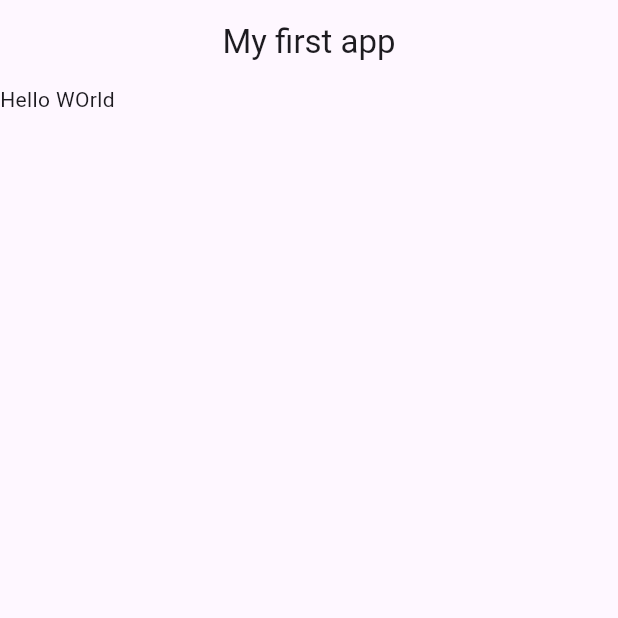
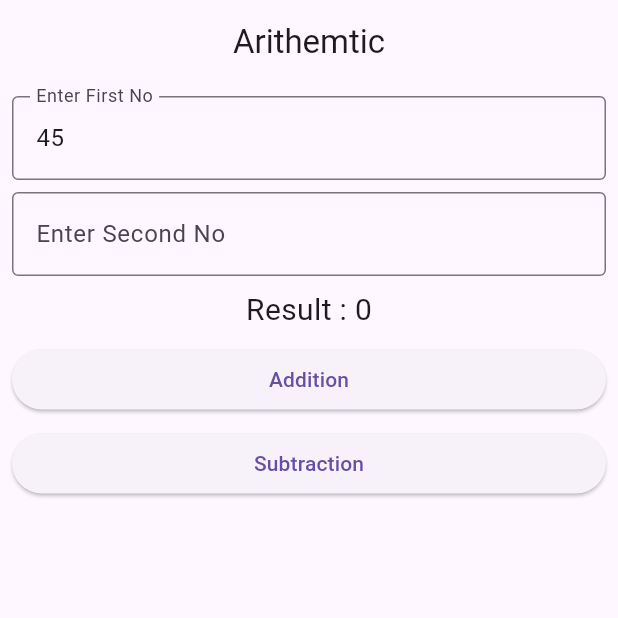
Before and after one commit to sachi-tmg/blogger_app, a Flutter app: the screen it shows after launch, on a phone screen of 412 x 824 dp, the top half of it. Run offline on Flutter 3.47's test engine with Material 3 defaults, Android fonts, the phone set to English and light mode, and no system bars.

Commit message:
text_form_field

```diff
--- a/lib/app.dart
+++ b/lib/app.dart
@@ -1,3 +1,4 @@
+import 'package:blogger_app/view/arithmetic_view.dart';
 import 'package:blogger_app/view/first_view.dart';
 import 'package:flutter/material.dart';
 
@@ -8,7 +9,8 @@
   Widget build(BuildContext context) {
     return const MaterialApp(
       debugShowCheckedModeBanner: false,
-      home: FirstView(),
+      // home: FirstView(),
+      home: ArithmeticView(),
     );
   }
 }
--- /dev/null
+++ b/lib/view/arithmetic_view.dart
@@ -0,0 +1,115 @@
+import 'package:flutter/material.dart';
+
+class ArithmeticView extends StatefulWidget {
+  const ArithmeticView({super.key});
+
+  @override
+  State<ArithmeticView> createState() => _ArithmeticViewState();
+}
+
+class _ArithmeticViewState extends State<ArithmeticView> {
+  // Global key
+  final _formKey = GlobalKey<FormState>();
+
+  final firstController = TextEditingController(text: '45');
+  final secondController = TextEditingController();
+
+  int result = 0;
+
+  @override
+  Widget build(BuildContext context) {
+    return Scaffold(
+      appBar: AppBar(
+        title: const Text('Arithemtic'),
+        centerTitle: true,
+      ),
+      body: Padding(
+        padding: const EdgeInsets.all(8),
+        child: Form(
+          key: _formKey,
+          child: Column(
+            children: [
+              TextFormField(
+                // onChanged: (value) {
+                //   first = int.tryParse(value) ?? 0;
+                // },
+                controller: firstController,
+                keyboardType: TextInputType.number,
+                decoration: const InputDecoration(
+                  border: OutlineInputBorder(),
+                  labelText: 'Enter First No',
+                ),
+                validator: (value) {
+                  if (value == null || value.isEmpty) {
+                    return 'Please enter first no';
+                  }
+                  return null;
+                },
+              ),
+              const SizedBox(
+                height: 8,
+              ),
+              TextFormField(
+                // onChanged: (value) {
+                //   second = int.tryParse(value) ?? 0;
+                // },
+                controller: secondController,
+                keyboardType: TextInputType.number,
+                decoration: const InputDecoration(
+                  border: OutlineInputBorder(),
+                  labelText: 'Enter Second No',
+                ),
+                validator: (value) {
+                  if (value == null || value.isEmpty) {
+                    return 'Please enter second no';
+                  }
+                  return null;
+                },
+              ),
+              const SizedBox(
+                height: 8,
+              ),
+              Text('Result : $result',
+                  style: const TextStyle(
+                    fontSize: 20,
+                  )),
+              const SizedBox(
+                height: 8,
+              ),
+              SizedBox(
+                width: double.infinity,
+                child: ElevatedButton(
+                  onPressed: () {
+                    if (_formKey.currentState!.validate()) {
+                      setState(() {
+                        result = int.parse(firstController.text) +
+                            int.parse(secondController.text);
+                      });
+                    }
+                  },
+                  child: const Text('Addition'),
+                ),
+              ),
+              const SizedBox(
+                height: 8,
+              ),
+              SizedBox(
+                width: double.infinity,
+                child: ElevatedButton(
+                  onPressed: () {
+                    setState(() {
+                      //result = first - second;
+                      result = int.parse(firstController.text) -
+                          int.parse(secondController.text);
+                    });
+                  },
+                  child: const Text('Subtraction'),
+                ),
+              ),
+            ],
+          ),
+        ),
+      ),
+    );
+  }
+}
```
Also changed, not shown: 1 other file.
